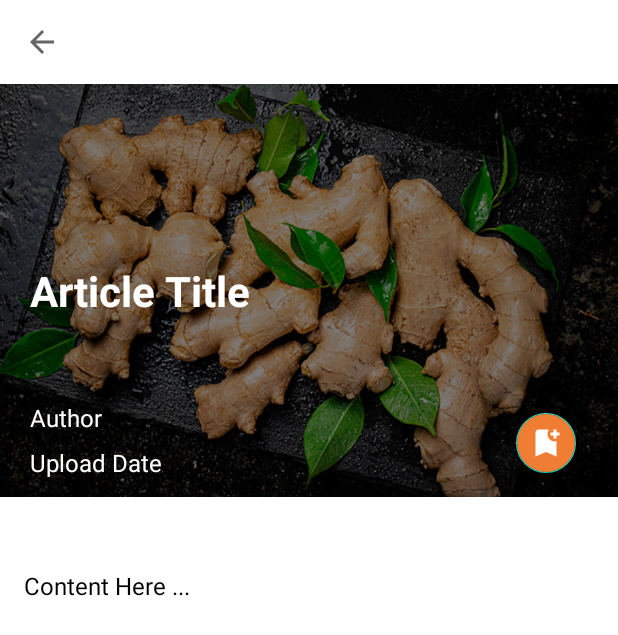
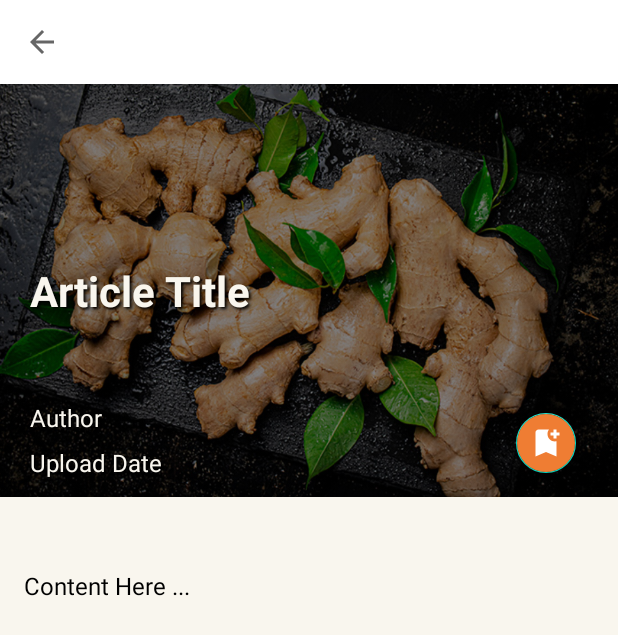
Before and after one commit to INDandy/LokaJamu, an Android app: the DetailArticleActivity screen opened directly, with no data from a screen before it, on a phone screen of 412 x 824 dp. Shown: the top 635 px of the screen. Run offline under Robolectric (Android 15) with nearby library versions, the phone set to English and light mode, and no system bars; 5 statements that could not run were skipped.

Commit message:
Adding DetailActivity in NewsFragment

```diff
--- a/app/src/main/java/com/dicoding/mybottomnavtest/adapter/ArticleAdapter.kt
+++ b/app/src/main/java/com/dicoding/mybottomnavtest/adapter/ArticleAdapter.kt
@@ -33,9 +33,10 @@ class ArticlesAdapter(
             dateTextView.text = article.createdAt
 
             itemView.setOnClickListener {
+                val articleId = article.id
                 val context = itemView.context
                 val intent = Intent(context, DetailActivity::class.java)
-                intent.putExtra("ARTICLE_ID", article.id ?: -1)
+                intent.putExtra("EVENT_ID", articleId)
                 context.startActivity(intent)
             }
         }
--- a/app/src/main/java/com/dicoding/mybottomnavtest/api/ApiService.kt
+++ b/app/src/main/java/com/dicoding/mybottomnavtest/api/ApiService.kt
@@ -1,6 +1,6 @@
 package com.dicoding.mybottomnavtest.api
 
-import com.dicoding.mybottomnavtest.NewsResponse.ArticlesItem
+import com.dicoding.mybottomnavtest.NewsResponse.ArticleDetailResponse
 import com.dicoding.mybottomnavtest.NewsResponse.NewsResponse
 import com.dicoding.mybottomnavtest.Response.DataUser
 import com.dicoding.mybottomnavtest.Response.GetUsers
@@ -42,6 +42,7 @@ interface ApiService {
     suspend fun getArticles(): Response<NewsResponse>
 
     @GET("api/articles/{id}")
-    suspend fun getArticleById(@Path("id") id: Int): Response<ArticlesItem>
+    suspend fun getArticleById(@Path("id") id: Int): Response<ArticleDetailResponse>
+
 
 }
--- a/app/src/main/res/layout/activity_detail_article.xml
+++ b/app/src/main/res/layout/activity_detail_article.xml
@@ -4,6 +4,7 @@
     xmlns:tools="http://schemas.android.com/tools"
     android:layout_width="match_parent"
     android:layout_height="match_parent"
+    android:background="@color/bone_white"
     tools:context=".DetailArticleActivity">
 
     <com.google.android.material.appbar.AppBarLayout
@@ -48,9 +49,13 @@
                 android:layout_marginStart="20dp"
                 android:layout_marginEnd="20dp"
                 android:text="Article Title"
-                android:textColor="#FFFFFF"
+                android:textColor="@color/bone_white"
                 android:textSize="28sp"
                 android:textStyle="bold"
+                android:shadowColor="#000000"
+                android:shadowDx="2"
+                android:shadowDy="2"
+                android:shadowRadius="2"
                 app:layout_constraintBottom_toBottomOf="@+id/iv_article_detail"
                 app:layout_constraintEnd_toEndOf="@+id/iv_article_detail"
                 app:layout_constraintHorizontal_bias="0.0"
@@ -63,8 +68,12 @@
                 android:layout_height="wrap_content"
                 android:layout_marginBottom="8dp"
                 android:text="Author"
-                android:textColor="#FFFFFF"
+                android:textColor="@color/bone_white"
                 android:textSize="16sp"
+                android:shadowColor="#000000"
+                android:shadowDx="2"
+                android:shadowDy="2"
+                android:shadowRadius="2"
                 app:layout_constraintBottom_toTopOf="@+id/tv_article_date_detail"
                 app:layout_constraintStart_toStartOf="@+id/tv_article_date_detail" />
 
@@ -75,8 +84,12 @@
                 android:layout_marginStart="20dp"
                 android:layout_marginBottom="12dp"
                 android:text="Upload Date"
-                android:textColor="#FFFFFF"
+                android:textColor="@color/bone_white"
                 android:textSize="16sp"
+                android:shadowColor="#000000"
+                android:shadowDx="2"
+                android:shadowDy="2"
+                android:shadowRadius="2"
                 app:layout_constraintBottom_toBottomOf="@+id/iv_article_detail"
                 app:layout_constraintStart_toStartOf="parent" />
 
--- a/gradle/libs.versions.toml
+++ b/gradle/libs.versions.toml
@@ -39,6 +39,7 @@ androidx-room-compiler = { module = "androidx.room:room-compiler", version.ref =
 androidx-room-runtime = { module = "androidx.room:room-runtime", version.ref = "roomCommon" }
 androidx-room-runtime-v250 = { module = "androidx.room:room-runtime", version.ref = "roomRuntimeVersion" }
 androidx-viewpager2 = { module = "androidx.viewpager2:viewpager2", version.ref = "viewpager2" }
+compiler = { module = "com.github.bumptech.glide:compiler", version.ref = "glide" }
 converter-gson = { module = "com.squareup.retrofit2:converter-gson", version.ref = "retrofit" }
 glide = { module = "com.github.bumptech.glide:glide", version.ref = "glide" }
 gson = { module = "com.google.code.gson:gson", version.ref = "gson" }
```
Also changed, not shown: app/src/main/java/com/dicoding/mybottomnavtest/DetailActivity.kt (+99 -77 lines), app/src/main/java/com/dicoding/mybottomnavtest/FragmentEvents/HomeFragment.kt (+21 -2 lines), app/src/main/java/com/dicoding/mybottomnavtest/FragmentEvents/NewsFragment.kt (+6 -6 lines), app/src/main/java/com/dicoding/mybottomnavtest/NewsResponse/ArticleDetailResponse.kt (added, +47 -0 lines), app/src/main/java/com/dicoding/mybottomnavtest/adapter/LatestNewsAdapter.kt (+4 -3 lines), app/src/main/java/com/dicoding/mybottomnavtest/viewmodel/NewsViewModel.kt (+12 -2 lines).
